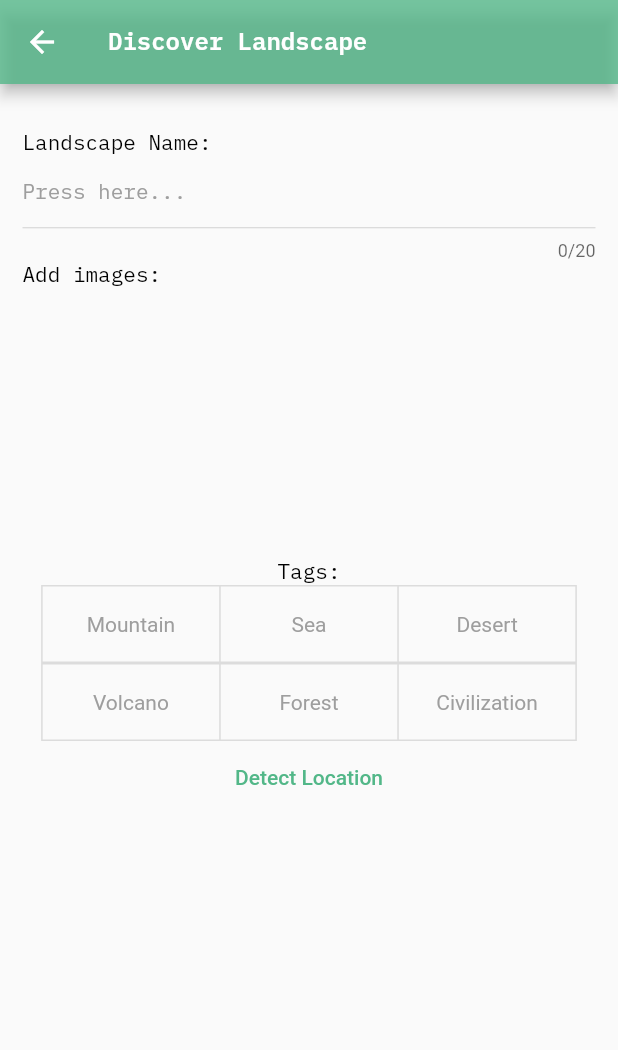
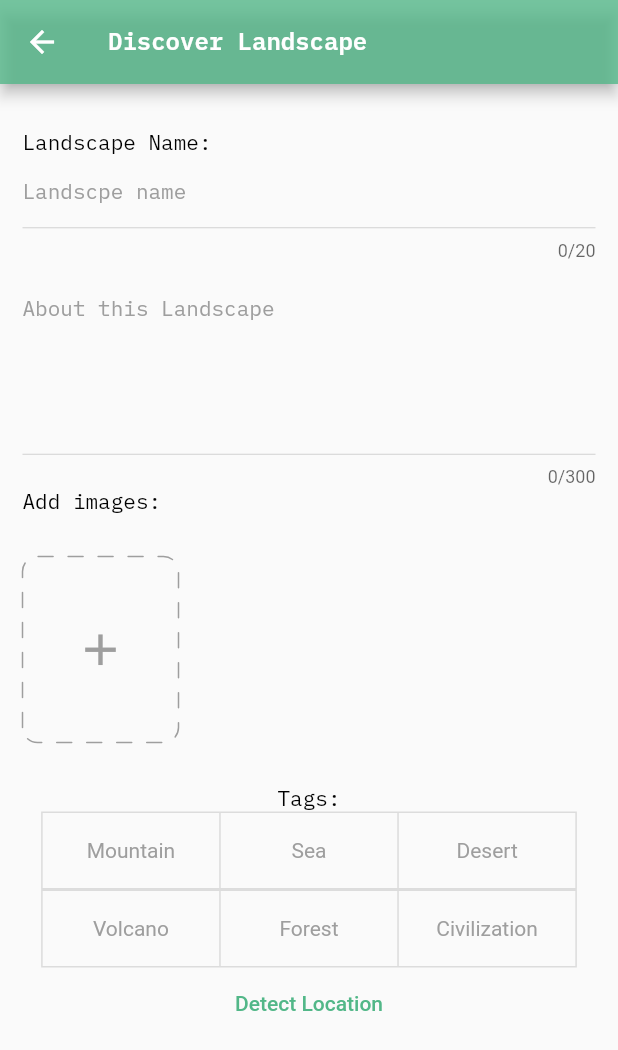
Before and after one commit to Modather-ali/nature_map, a Flutter app: the AddLandscape screen opened directly, on a phone screen of 412 x 824 dp. Shown: the top 1050 px of the screen. Run offline on Flutter 3.47's test engine with Material 2 defaults, Android fonts, the light colour scheme and no system bars; drawn by our look-alikes of dotted_border; our stand-ins replace cloud_firestore, connectivity_plus, firebase_auth, firebase_core, firebase_messaging, firebase_storage and 14 more; accounts and stored records are empty.

Commit message:
update some files

```diff
--- a/lib/frontend/landscapes_management/discover_landscape.dart
+++ b/lib/frontend/landscapes_management/discover_landscape.dart
@@ -25,7 +25,8 @@ class AddLandscape extends StatefulWidget {
 }
 
 class _AddLandscapeState extends State<AddLandscape> {
-  final TextEditingController _textEditingController = TextEditingController();
+  final TextEditingController _nameController = TextEditingController();
+  final TextEditingController _aboutController = TextEditingController();
   final GlobalKey<FormState> _textKey = GlobalKey<FormState>();
 
   bool isLoading = false;
@@ -125,14 +126,30 @@ class _AddLandscapeState extends State<AddLandscape> {
                   }
                   return null;
                 },
-                controller: _textEditingController,
+                controller: _nameController,
                 maxLength: 20,
                 decoration: InputDecoration(
                   focusedBorder: const OutlineInputBorder(),
                   enabledBorder: const UnderlineInputBorder(
                     borderSide: BorderSide(width: 0.3, color: Colors.grey),
                   ),
-                  hintText: "Press here...",
+                  hintText: "Landscpe name",
+                  hintStyle: appTheme().textTheme.headline4,
+                ),
+              ),
+              SizedBox(
+                height: 10.0,
+              ),
+              TextFormField(
+                controller: _aboutController,
+                maxLength: 300,
+                maxLines: 5,
+                decoration: InputDecoration(
+                  focusedBorder: const OutlineInputBorder(),
+                  enabledBorder: const UnderlineInputBorder(
+                    borderSide: BorderSide(width: 0.3, color: Colors.grey),
+                  ),
+                  hintText: "About this Landscape",
                   hintStyle: appTheme().textTheme.headline4,
                 ),
               ),
@@ -305,7 +322,7 @@ class _AddLandscapeState extends State<AddLandscape> {
                     ],
                   )
               ],
-              //  _selectImages(landImages: landImages),
+              _selectImages(landImages: landImages),
             ],
           ),
         ),
@@ -475,14 +492,16 @@ class _AddLandscapeState extends State<AddLandscape> {
           ),
           ElevatedButton(
               onPressed: () async {
-                if (_textEditingController.text.isNotEmpty) {
+                if (_nameController.text.isNotEmpty) {
                   if (providerValue.landImagesList.isNotEmpty) {
                     if (providerValue.landTags.isNotEmpty) {
                       setState(() {
                         isLoading = true;
                       });
                       try {
-                        providerValue.landName = _textEditingController.text;
+                        providerValue.landName = _nameController.text;
+                        providerValue.aboutLand = _aboutController.text;
+
                         await providerValue.addNewLandToFirebase();
                         providerValue.lat = 0.0;
                         providerValue.long = 0.0;
--- a/lib/frontend/start_screen.dart
+++ b/lib/frontend/start_screen.dart
@@ -190,8 +190,10 @@ class _StartScreenState extends State<StartScreen> {
             children: [
               IconButton(
                 color: Colors.white,
-                onPressed: () {
-                  ZoomDrawer.of(context)?.open();
+                onPressed: () async {
+                  bool? isOpen = ZoomDrawer.of(context)?.isOpen();
+                  await ZoomDrawer.of(context)?.open();
+                  debugPrint("is open: $isOpen");
                 },
                 icon: const Icon(Icons.menu),
               ),
--- a/lib/main.dart
+++ b/lib/main.dart
@@ -10,7 +10,6 @@ import 'package:nature_map/frontend/side_screens/user_favorite.dart';
 import 'package:nature_map/frontend/side_screens/user_profile.dart';
 import 'package:nature_map/frontend/start_screen.dart';
 import 'package:nature_map/frontend/ui_widgets/snack_bar.dart';
-import 'package:nature_map/introduction_screens.dart';
 import 'package:nature_map/methods/backend/auth_methods/google_sign_in.dart';
 import 'package:nature_map/methods/state_management/provider_methods.dart';
 import 'package:provider/provider.dart';
@@ -43,7 +42,7 @@ class MyApp extends StatelessWidget {
         debugShowCheckedModeBanner: false,
         title: 'Flutter Demo',
         theme: appTheme(),
-        home: IntroScreen(),
+        home: const HomePage(),
       ),
     );
   }
@@ -99,7 +98,7 @@ class _HomePageState extends State<HomePage> {
     return ZoomDrawer(
       //  controller: _drawerController,
       menuScreen: MenuScreen(),
-      mainScreen: const StartScreen(),
+      mainScreen: StartScreen(),
       borderRadius: 24.0,
       showShadow: true,
       angle: 0.0,
--- a/lib/methods/backend/firebase_database.dart
+++ b/lib/methods/backend/firebase_database.dart
@@ -79,6 +79,7 @@ class FirebaseDatabase {
   addNewLandToFirebase({
     required String userEmail,
     required String landName,
+    required String aboutLand,
     required List<String> tags,
     required List<String> landImagesLink,
     required double lat,
@@ -93,6 +94,7 @@ class FirebaseDatabase {
       documentReference.set({
         "added_by": userEmail,
         "land_name": landName,
+        "about_land": aboutLand,
         "lat": lat,
         "long": long,
         "land_images": landImagesLink,
--- a/lib/methods/state_management/provider_methods.dart
+++ b/lib/methods/state_management/provider_methods.dart
@@ -12,6 +12,7 @@ class LandscapeProvider extends ChangeNotifier {
   double long = 0;
 
   String landName = '';
+  String aboutLand = '';
 
   List<File> landImagesList = [];
   List<String> landTags = [];
@@ -22,6 +23,7 @@ class LandscapeProvider extends ChangeNotifier {
 
     await _firebaseDatabase.addNewLandToFirebase(
         userEmail: FirebaseAuth.instance.currentUser!.email.toString(),
+        aboutLand: aboutLand,
         landName: landName,
         tags: landTags,
         landImagesLink: _landImagesLink,
```
Also changed, not shown: lib/frontend/map_screen.dart (+7 -0 lines), lib/introduction_screens.dart (+47 -6 lines).
